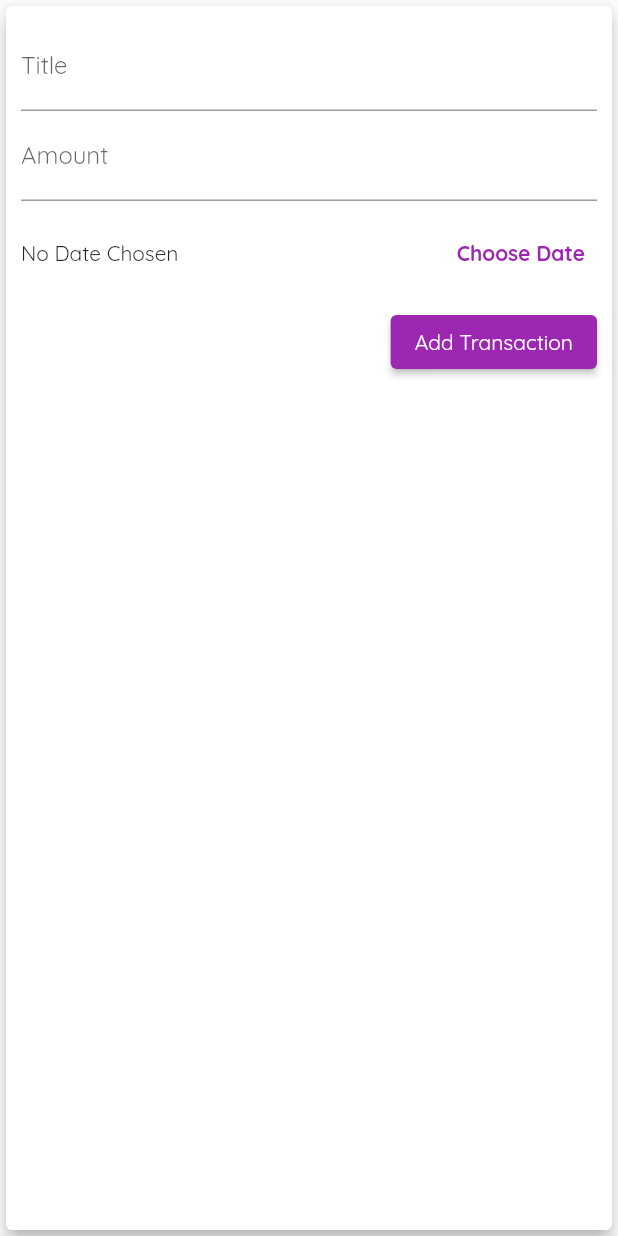
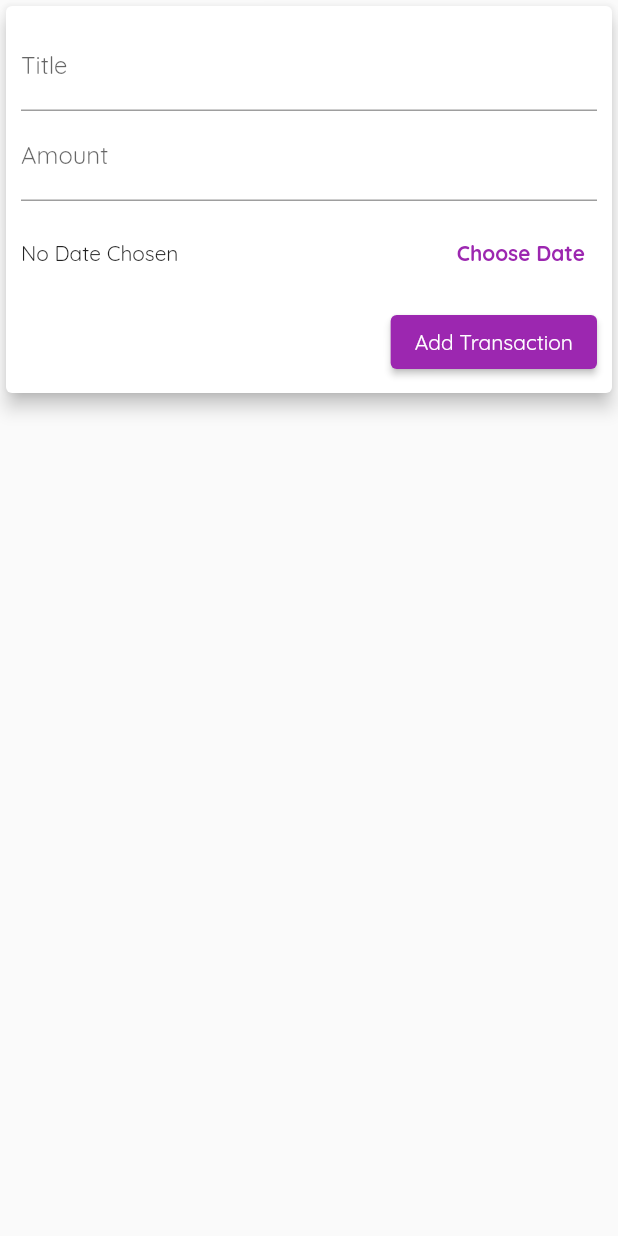
Before and after one commit to LouisAldorio/flutter_udemy, a Flutter app: the NewTransaction widget shown alone on an empty page, opened directly with empty values, on a phone screen of 412 x 824 dp. Run offline on Flutter 3.47's test engine with Material 2 defaults, Android fonts, the phone set to English and light mode, and no system bars.

Commit message:
responsive and adaptive widget

```diff
--- a/private_expense_app/lib/widgets/new_transaction.dart
+++ b/private_expense_app/lib/widgets/new_transaction.dart
@@ -1,3 +1,6 @@
+import 'dart:io';
+
+import 'package:flutter/cupertino.dart';
 import 'package:flutter/material.dart';
 import 'package:intl/intl.dart';
 
@@ -57,10 +60,17 @@ class _NewTransactionState extends State<NewTransaction> {
 
   @override
   Widget build(BuildContext context) {
-    return Card(
+    return SingleChildScrollView(
+      child: Card(
         elevation: 5,
         child: Container(
-        padding: EdgeInsets.all(10),
+          padding: EdgeInsets.only(
+            top: 10,
+            left: 10,
+            right: 10,
+            // handling keyboard open
+            bottom: MediaQuery.of(context).viewInsets.bottom + 10,
+          ),
           child: Column(
             crossAxisAlignment: CrossAxisAlignment.end,
             children: [
@@ -97,7 +107,16 @@ class _NewTransactionState extends State<NewTransaction> {
                           ? "No Date Chosen"
                           : "Picked Date : ${DateFormat.yMd().format(_selectedDate!)}"),
                     ),
-                  TextButton(
+                    Platform.isIOS
+                        ? CupertinoButton(
+                            child: Text(
+                              "Choose Date",
+                              style: TextStyle(
+                                  color: Theme.of(context).colorScheme.primary,
+                                  fontWeight: FontWeight.bold),
+                            ),
+                            onPressed: _presentDatePicker)
+                        : TextButton(
                             onPressed: _presentDatePicker,
                             child: Text(
                               "Choose Date",
@@ -118,6 +137,7 @@ class _NewTransactionState extends State<NewTransaction> {
             ],
           ),
         ),
+      ),
     );
   }
 }
```
Also changed, not shown: private_expense_app/lib/main.dart (+98 -21 lines), private_expense_app/lib/widgets/chart_bar.dart (+14 -8 lines), private_expense_app/lib/widgets/transaction_list.dart (+18 -11 lines). Lines whose indentation alone changed are shown as unchanged.
